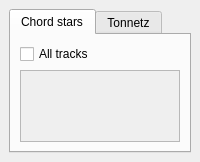
lgmventura/MusicaVisual, file ui/chordlayersetup.ui: the form before one commit.
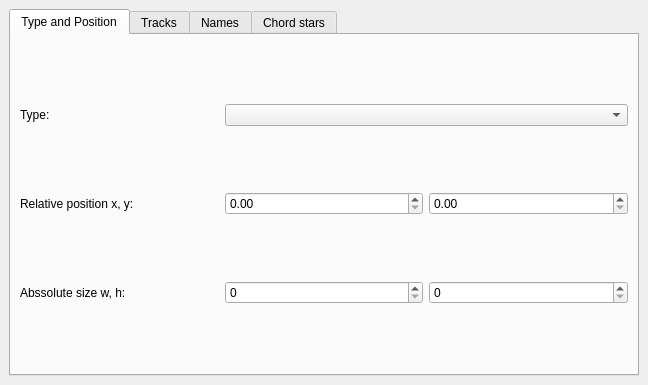
The form after the commit.

Commit message: Chord layer setup moved completely from the global render setup to the layer ChordLayer. The UI ChordLayerSetup now takes care of offering the place to edit the chord layers. Now, they can be also resized and repositioned. ChordLayers now have different types that can be chosen.

The edit to the form file:
```diff
--- a/ui/chordlayersetup.ui
+++ b/ui/chordlayersetup.ui
@@ -2,6 +2,14 @@
 <ui version="4.0">
  <class>ChordLayerSetup</class>
  <widget class="QDockWidget" name="ChordLayerSetup">
+  <property name="geometry">
+   <rect>
+    <x>0</x>
+    <y>0</y>
+    <width>648</width>
+    <height>385</height>
+   </rect>
+  </property>
   <property name="floating">
    <bool>true</bool>
   </property>
@@ -15,9 +23,77 @@
       <property name="currentIndex">
        <number>0</number>
       </property>
-      <widget class="QWidget" name="chordStar">
+      <widget class="QWidget" name="type">
        <attribute name="title">
-        <string>Chord stars</string>
+        <string>Type and Position</string>
+       </attribute>
+       <layout class="QGridLayout" name="gridLayout_3">
+        <item row="0" column="0">
+         <widget class="QLabel" name="lb_type">
+          <property name="text">
+           <string>Type:</string>
+          </property>
+         </widget>
+        </item>
+        <item row="0" column="1" colspan="2">
+         <widget class="QComboBox" name="cb_type"/>
+        </item>
+        <item row="1" column="0">
+         <widget class="QLabel" name="lb_pos">
+          <property name="text">
+           <string>Relative position x, y:</string>
+          </property>
+         </widget>
+        </item>
+        <item row="1" column="1">
+         <widget class="QDoubleSpinBox" name="dspb_posx">
+          <property name="maximum">
+           <double>1.000000000000000</double>
+          </property>
+          <property name="singleStep">
+           <double>0.100000000000000</double>
+          </property>
+          <property name="value">
+           <double>0.000000000000000</double>
+          </property>
+         </widget>
+        </item>
+        <item row="1" column="2">
+         <widget class="QDoubleSpinBox" name="dspb_posy">
+          <property name="maximum">
+           <double>1.000000000000000</double>
+          </property>
+          <property name="singleStep">
+           <double>0.100000000000000</double>
+          </property>
+         </widget>
+        </item>
+        <item row="2" column="0">
+         <widget class="QLabel" name="lb_size">
+          <property name="text">
+           <string>Abssolute size w, h:</string>
+          </property>
+         </widget>
+        </item>
+        <item row="2" column="1">
+         <widget class="QSpinBox" name="spb_sizew">
+          <property name="maximum">
+           <number>2000</number>
+          </property>
+         </widget>
+        </item>
+        <item row="2" column="2">
+         <widget class="QSpinBox" name="spb_sizeh">
+          <property name="maximum">
+           <number>2000</number>
+          </property>
+         </widget>
+        </item>
+       </layout>
+      </widget>
+      <widget class="QWidget" name="tracks">
+       <attribute name="title">
+        <string>Tracks</string>
        </attribute>
        <layout class="QGridLayout" name="gridLayout">
         <item row="0" column="0">
@@ -37,8 +113,8 @@
             <rect>
              <x>0</x>
              <y>0</y>
-             <width>598</width>
-             <height>367</height>
+             <width>606</width>
+             <height>272</height>
             </rect>
            </property>
           </widget>
@@ -48,8 +124,59 @@
       </widget>
       <widget class="QWidget" name="tonnetz">
        <attribute name="title">
-        <string>Tonnetz</string>
+        <string>Names</string>
        </attribute>
+       <layout class="QGridLayout" name="gridLayout_2">
+        <item row="0" column="0">
+         <widget class="QComboBox" name="cb_sharpFlat">
+          <item>
+           <property name="text">
+            <string>b</string>
+           </property>
+          </item>
+          <item>
+           <property name="text">
+            <string>#</string>
+           </property>
+          </item>
+         </widget>
+        </item>
+       </layout>
+      </widget>
+      <widget class="QWidget" name="chordStar">
+       <attribute name="title">
+        <string>Chord stars</string>
+       </attribute>
+       <layout class="QGridLayout" name="gridLayout_4">
+        <item row="1" column="1">
+         <widget class="QComboBox" name="combox_chordStar">
+          <item>
+           <property name="text">
+            <string>Circle of semitones</string>
+           </property>
+          </item>
+          <item>
+           <property name="text">
+            <string>Circle of fifths</string>
+           </property>
+          </item>
+         </widget>
+        </item>
+        <item row="1" column="2">
+         <widget class="QSpinBox" name="spb_chordStarOffset">
+          <property name="maximum">
+           <number>11</number>
+          </property>
+         </widget>
+        </item>
+        <item row="2" column="1">
+         <widget class="QCheckBox" name="cb_dispNoteNamesStar">
+          <property name="text">
+           <string>Display names of notes</string>
+          </property>
+         </widget>
+        </item>
+       </layout>
       </widget>
      </widget>
     </item>
```
Left out of the diff: 2 changed lines with no effect on the pictures. The commit also changes 15 other files.
